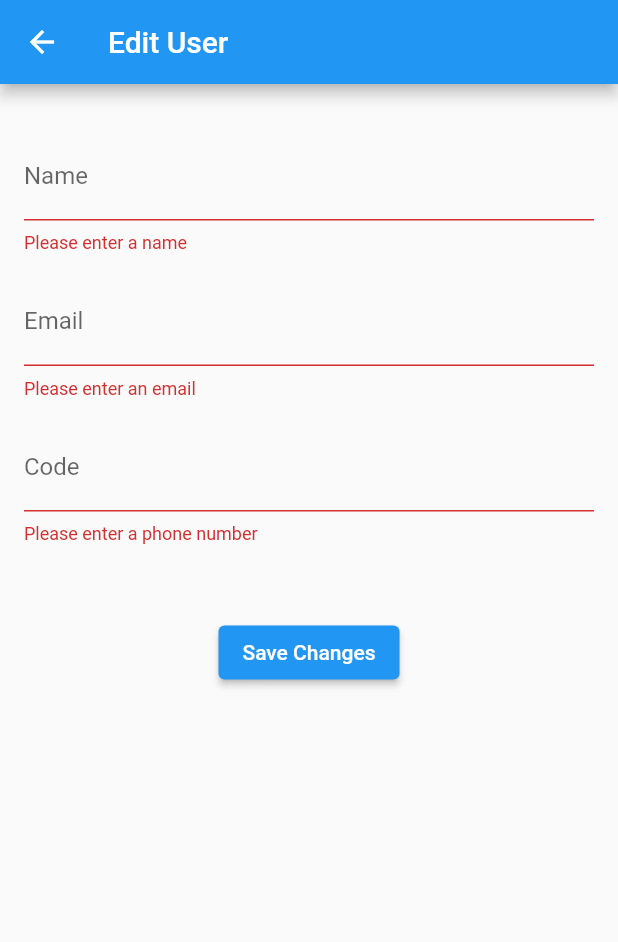
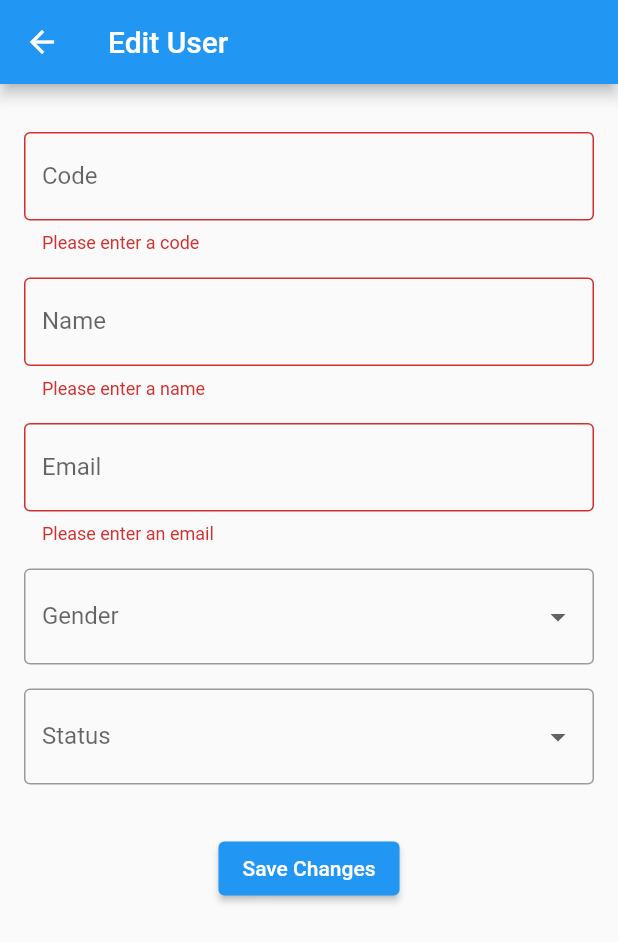
Before and after one commit to hungfq/DDNC, a Flutter app: the UserEditPage screen opened directly with empty values, after a tap on "Save Changes", on a phone screen of 412 x 824 dp. Shown: the top 942 px of the screen. Run offline on Flutter 3.47's test engine with Material 2 defaults, Android fonts, the phone set to English and light mode, and no system bars; drawn by our look-alikes of pull_to_refresh; our stand-ins replace bloc_concurrency, chopper, easy_sidemenu, firebase_core, flutter_bloc, google_sign_in and 4 more; accounts and stored records are empty; generated files the repository leaves out were written again.

Commit message:
user page: modify

```diff
--- /dev/null
+++ b/lib/api/request/update_user_request.dart
@@ -0,0 +1,24 @@
+import 'package:json_annotation/json_annotation.dart';
+
+part 'update_user_request.g.dart';
+
+@JsonSerializable()
+class UpdateUserRequest {
+  @JsonKey(name: "code")
+  String code;
+  @JsonKey(name: "name")
+  String name;
+  @JsonKey(name: "email")
+  String email;
+  @JsonKey(name: "gender")
+  String gender;
+  @JsonKey(name: "status")
+  String status;
+
+  UpdateUserRequest(this.code, this.name, this.email, this.gender, this.status);
+
+  factory UpdateUserRequest.fromJson(Map<String, dynamic> json) =>
+      _$UpdateUserRequestFromJson(json);
+
+  Map<String, dynamic> toJson() => _$UpdateUserRequestToJson(this);
+}
--- a/lib/ui/pages/user/user_list/blocs/user_list_bloc.dart
+++ b/lib/ui/pages/user/user_list/blocs/user_list_bloc.dart
@@ -1,3 +1,4 @@
+import 'package:ddnc_new/api/request/update_user_request.dart';
 import 'package:ddnc_new/api/response/list_user_response.dart';
 import 'package:ddnc_new/api/response/resource.dart';
 import 'package:ddnc_new/api/response/result.dart';
@@ -21,6 +22,10 @@ class UserListBloc extends Bloc<UserListEvent, UserListState> {
       _onLoadMore,
       transformer: throttleDroppable(Constants.throttleDuration),
     );
+    on<UserUpdatedEvent>(
+      _onUserUpdated,
+      transformer: throttleDroppable(Constants.throttleDuration),
+    );
     // on<UserListRefreshedEvent>(
     //   _onRefreshed,
     //   transformer: throttleDroppable(Constants.throttleDuration),
@@ -28,6 +33,7 @@ class UserListBloc extends Bloc<UserListEvent, UserListState> {
   }
 
   final UserRepository _userRepository;
+  late int userId;
   Resource<ListUserResponse> _getListUserResult = Resource.loading();
 
   Resource<ListUserResponse> get getListUserResult => _getListUserResult;
@@ -52,9 +58,9 @@ class UserListBloc extends Bloc<UserListEvent, UserListState> {
   }
 
   Future<void> _onLoadMore(
-      UserListLoadMoreEvent event,
-      Emitter<UserListState> emit,
-      ) async {
+    UserListLoadMoreEvent event,
+    Emitter<UserListState> emit,
+  ) async {
     if (currentPage == totalPage) {
       emit(UserListLoadMoreState(_getListUserResult));
     } else {
@@ -76,6 +82,24 @@ class UserListBloc extends Bloc<UserListEvent, UserListState> {
     }
   }
 
+  Future<void> _onUserUpdated(
+    UserUpdatedEvent event,
+    Emitter<UserListState> emit,
+  ) async {
+    emit(UserUpdatedState(Resource.loading()));
+
+    var result = await _userRepository.updateUser(
+      userId: userId,
+      request: event.request,
+    );
+
+    if (result.state == Result.success) {
+      fetch();
+    }
+
+    emit(UserUpdatedState(result));
+  }
+
   //region actions
   void fetch() {
     add(const UserListFetchedEvent());
@@ -84,4 +108,13 @@ class UserListBloc extends Bloc<UserListEvent, UserListState> {
   void loadMore() {
     add(const UserListLoadMoreEvent());
   }
+
+  void updateUser(
+      {required String code,
+      required String name,
+      required String email,
+      required String gender,
+      required String status}) {
+    add(UserUpdatedEvent(UpdateUserRequest(code, name, email, gender, status)));
+  }
 }
--- a/lib/ui/pages/user/user_list/blocs/user_list_event.dart
+++ b/lib/ui/pages/user/user_list/blocs/user_list_event.dart
@@ -1,3 +1,5 @@
+import 'package:ddnc_new/api/request/update_user_request.dart';
+
 abstract class UserListEvent {
   const UserListEvent();
 }
@@ -13,3 +15,9 @@ class UserListLoadMoreEvent extends UserListEvent {
 class UserListRefreshedEvent extends UserListEvent {
   const UserListRefreshedEvent();
 }
+
+class UserUpdatedEvent extends UserListEvent {
+  const UserUpdatedEvent(this.request);
+
+  final UpdateUserRequest request;
+}
--- a/lib/ui/pages/user/user_list/blocs/user_list_state.dart
+++ b/lib/ui/pages/user/user_list/blocs/user_list_state.dart
@@ -22,3 +22,9 @@ class UserListRefreshedState extends UserListState {
 
   final Resource<ListUserResponse> resource;
 }
+
+class UserUpdatedState extends UserListState {
+  const UserUpdatedState(this.resource);
+
+  final Resource<String> resource;
+}
--- a/lib/ui/pages/user/user_list/components/user_edit.dart
+++ b/lib/ui/pages/user/user_list/components/user_edit.dart
@@ -1,5 +1,9 @@
 import 'package:ddnc_new/api/response/list_user_response.dart';
+import 'package:ddnc_new/api/response/result.dart';
+import 'package:ddnc_new/ui/pages/user/user_list/blocs/user_list_bloc.dart';
+import 'package:ddnc_new/ui/pages/user/user_list/blocs/user_list_state.dart';
 import 'package:flutter/material.dart';
+import 'package:flutter_bloc/flutter_bloc.dart';
 
 class UserEditPage extends StatefulWidget {
   final UserInfo user;
@@ -11,24 +15,59 @@ class UserEditPage extends StatefulWidget {
 }
 
 class _UserEditPageState extends State<UserEditPage> {
+  // late UserListBloc _userListBloc;
+
   final _formKey = GlobalKey<FormState>();
+  late int _id;
   late String _code;
   late String _name;
   late String _email;
+  late String _gender;
+  late String _status;
 
   // late String _address;
 
   @override
   void initState() {
+    // _userListBloc = context.read<UserListBloc>();
+    // _userListBloc.userId = widget.user.id;
     super.initState();
+    _id = widget.user.id;
     _code = widget.user.code ?? "";
     _name = widget.user.name ?? "";
     _email = widget.user.email ?? "";
+    _gender = widget.user.gender ?? "";
+    _status = widget.user.status ?? "";
   }
 
   void _saveChanges() {
     if (_formKey.currentState!.validate()) {
-      Navigator.pop(context, {'name': _name, 'email': _email, 'code': _code});
+      Navigator.pop(context, {
+        'id': _id,
+        'name': _name,
+        'email': _email,
+        'code': _code,
+        'gender': _gender,
+        'status': _status
+      });
+    }
+  }
+
+  void _handleListeners(BuildContext context, UserListState state) {
+    if (state is UserUpdatedState) {
+      var resource = state.resource;
+      switch (resource.state) {
+        case Result.loading:
+          break;
+        case Result.error:
+          break;
+        case Result.success:
+          // _userListBloc.fetch();
+          break;
+        default:
+          break;
+      }
+      return;
     }
   }
 
@@ -42,14 +81,33 @@ class _UserEditPageState extends State<UserEditPage> {
         padding: const EdgeInsets.all(16.0),
         child: Form(
           key: _formKey,
+          child: SingleChildScrollView(
             child: Column(
               crossAxisAlignment: CrossAxisAlignment.start,
               children: [
                 SizedBox(height: 16.0),
                 TextFormField(
+                  initialValue: _code,
+                  decoration: const InputDecoration(
+                    labelText: 'Code',
+                    border: OutlineInputBorder(),
+                  ),
+                  validator: (value) {
+                    if (value == null || value.isEmpty) {
+                      return 'Please enter a code';
+                    }
+                    return null;
+                  },
+                  onChanged: (value) {
+                    _code = value;
+                  },
+                ),
+                SizedBox(height: 16.0),
+                TextFormField(
                   initialValue: _name,
                   decoration: const InputDecoration(
                     labelText: 'Name',
+                    border: OutlineInputBorder(),
                   ),
                   validator: (value) {
                     if (value == null || value.isEmpty) {
@@ -66,6 +124,7 @@ class _UserEditPageState extends State<UserEditPage> {
                   initialValue: _email,
                   decoration: const InputDecoration(
                     labelText: 'Email',
+                    border: OutlineInputBorder(),
                   ),
                   validator: (value) {
                     if (value == null || value.isEmpty) {
@@ -78,37 +137,55 @@ class _UserEditPageState extends State<UserEditPage> {
                   },
                 ),
                 SizedBox(height: 16.0),
-              TextFormField(
-                initialValue: _code,
+                DropdownButtonFormField<String>(
+                  value: _gender,
                   decoration: const InputDecoration(
-                  labelText: 'Code',
+                    labelText: 'Gender',
+                    border: OutlineInputBorder(),
                   ),
+                  items: ['male', 'female']
+                      .map((value) => DropdownMenuItem<String>(
+                            value: value,
+                            child: Text('$value'),
+                          ))
+                      .toList(),
+                  onChanged: (value) {
+                    setState(() {
+                      _gender = value!;
+                    });
+                  },
                   validator: (value) {
-                  if (value == null || value.isEmpty) {
-                    return 'Please enter a phone number';
+                    if (value == null) {
+                      return 'Please select a gender';
                     }
                     return null;
                   },
+                ),
+                SizedBox(height: 16.0),
+                DropdownButtonFormField<String>(
+                  value: _status,
+                  decoration: const InputDecoration(
+                    labelText: 'Status',
+                    border: OutlineInputBorder(),
+                  ),
+                  items: ['AC', 'IA']
+                      .map((value) => DropdownMenuItem<String>(
+                            value: value,
+                            child: Text('$value'),
+                          ))
+                      .toList(),
                   onChanged: (value) {
-                  _code = value;
+                    setState(() {
+                      _status = value!;
+                    });
+                  },
+                  validator: (value) {
+                    if (value == null) {
+                      return 'Please select a status';
+                    }
+                    return null;
                   },
                 ),
-              SizedBox(height: 16.0),
-              // TextFormField(
-              //   initialValue: _address,
-              //   decoration: InputDecoration(
-              //     labelText: 'Address',
-              //   ),
-              //   validator: (value) {
-              //     if (value == null || value.isEmpty) {
-              //       return 'Please enter an address';
-              //     }
-              //     return null;
-              //   },
-              //   onChanged: (value) {
-              //     _address = value;
-              //   },
-              // ),
                 SizedBox(height: 32.0),
                 Center(
                   child: ElevatedButton(
@@ -120,6 +197,7 @@ class _UserEditPageState extends State<UserEditPage> {
             ),
           ),
         ),
+      ),
     );
   }
 }
```
Also changed, not shown: lib/api/api_service.dart (+8 -0 lines), lib/api/response/common_success_response.dart (added, +16 -0 lines), lib/repositories/user_repository.dart (+26 -0 lines), lib/ui/pages/user/user_list/components/user_list_view.dart (+50 -44 lines), lib/ui/pages/user/user_list/components/user_show.dart (+39 -4 lines). Lines whose indentation alone changed are shown as unchanged.
